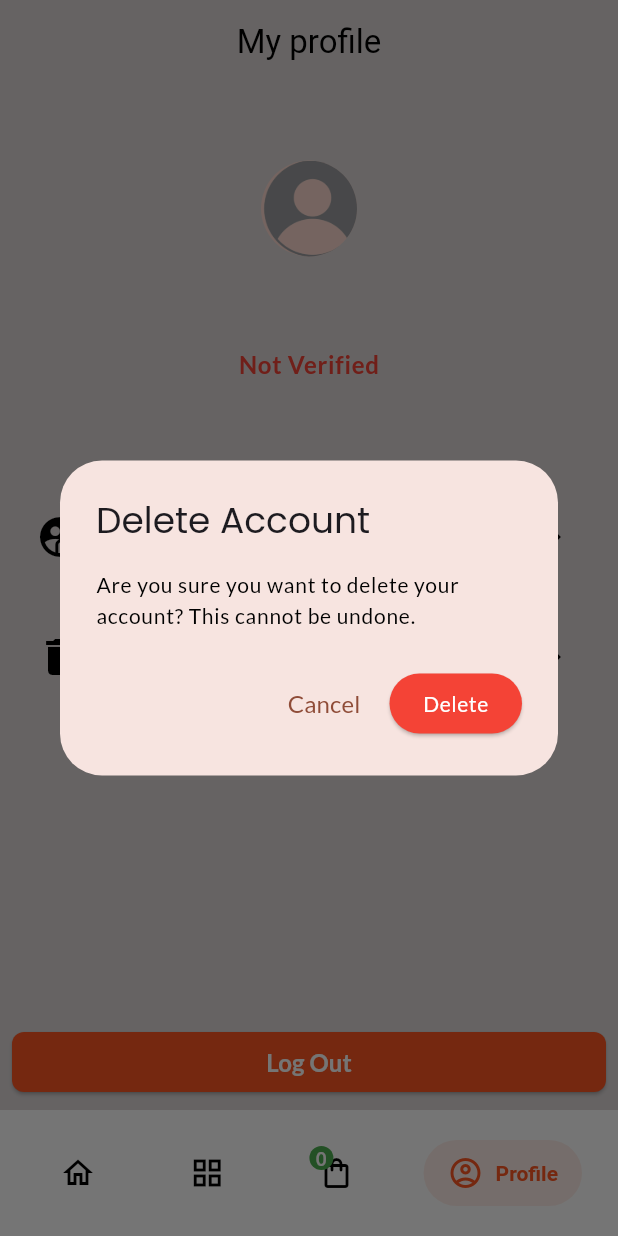
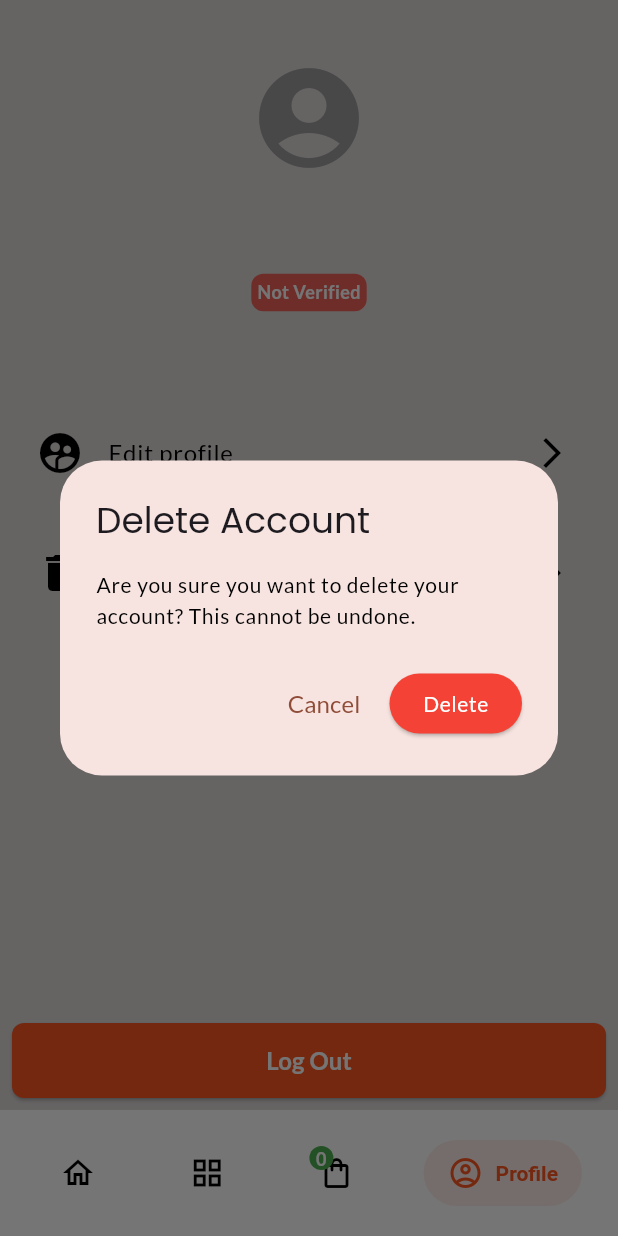
Before and after one commit to KabetEx/KabetEx, a Flutter app: the screen it shows once a user with an empty profile is signed in, item 4 of the bottom bar chosen, after a tap on "Delete account", on a phone screen of 412 x 824 dp. Run offline on Flutter 3.47's test engine with Material 3 defaults, Android fonts, the light colour scheme and no system bars; drawn by our look-alikes of salomon_bottom_bar; our stand-ins replace cached_network_image, carousel_slider, connectivity_plus, flutter_riverpod, flutter_switch, google_fonts and 6 more; accounts and stored records are empty.

Commit message:
optimized profile-page with FutureProvider

```diff
--- a/lib/features/auth/data/auth_services.dart
+++ b/lib/features/auth/data/auth_services.dart
@@ -67,15 +67,6 @@ class AuthService {
     }
   }
 
-  // ---------------- SIGN OUT ----------------
-  Future<void> signOut() async {
-    try {
-      await supabase.auth.signOut();
-      print('User signed out');
-    } catch (e) {
-      print('SignOut Error: $e');
-    }
-  }
 
   // ---------------- CREATE PROFILE ----------------
   Future<void> createProfile({
--- a/lib/features/cart/presentations/cart_page.dart
+++ b/lib/features/cart/presentations/cart_page.dart
@@ -27,7 +27,7 @@ class _CartPageState extends ConsumerState<CartPage> {
     ).format(totalCart);
 
     return Scaffold(
-    backgroundColor: Theme.of(context).scaffoldBackgroundColor,
+      backgroundColor: Theme.of(context).scaffoldBackgroundColor,
       body: SafeArea(
         child: Column(
           children: [
@@ -36,11 +36,7 @@ class _CartPageState extends ConsumerState<CartPage> {
                 padding: const EdgeInsetsGeometry.symmetric(vertical: 16),
                 child: Text(
                   'Your cart',
-                  style: Theme.of(context).textTheme.titleLarge!.copyWith(
-                    color: isDarkMode
-                        ? Colors.white
-                        : Theme.of(context).colorScheme.primary,
-                  ),
+                  style: Theme.of(context).appBarTheme.titleTextStyle,
                 ),
               ),
             ),
--- a/lib/features/categories/presentations/categories_page.dart
+++ b/lib/features/categories/presentations/categories_page.dart
@@ -20,9 +20,7 @@ class CategoriesPage extends ConsumerWidget {
               padding: const EdgeInsetsGeometry.symmetric(vertical: 16),
               child: Text(
                 'All categories',
-                style: Theme.of(context).textTheme.titleLarge!.copyWith(
-                  color: isDark ? Colors.white : Colors.deepOrange,
-                ),
+                style: Theme.of(context).appBarTheme.titleTextStyle,
               ),
             ),
           ),
--- a/lib/features/home/widgets/drawer.dart
+++ b/lib/features/home/widgets/drawer.dart
@@ -306,7 +306,7 @@ class _MydrawerState extends ConsumerState<Mydrawer> {
                   setState(() {
                     isSigningOut = true;
                   });
-                  authService.signOut();
+                  Supabase.instance.client.auth.signOut();
                   setState(() {
                     isSigningOut = true;
                     Navigator.push(
--- a/lib/features/profile/presentantion/profile_page.dart
+++ b/lib/features/profile/presentantion/profile_page.dart
@@ -3,9 +3,9 @@ import 'package:flutter_riverpod/flutter_riverpod.dart';
 import 'package:kabetex/common/slide_routing.dart';
 import 'package:kabetex/features/auth/data/auth_services.dart';
 import 'package:kabetex/features/auth/presentation/login.dart';
-import 'package:kabetex/features/profile/data/profile_services.dart';
 import 'package:kabetex/features/profile/presentantion/edit_profile.dart';
 import 'package:kabetex/features/profile/widgets/not_logged_In.dart';
+import 'package:kabetex/providers/home/profile_provider.dart';
 import 'package:kabetex/providers/nav_bar.dart';
 import 'package:kabetex/providers/theme_provider.dart';
 import 'package:supabase_flutter/supabase_flutter.dart';
@@ -17,50 +17,16 @@ class ProfilePage extends ConsumerStatefulWidget {
   ConsumerState<ProfilePage> createState() => _ProfilePageState();
 }
 
-class _ProfilePageState extends ConsumerState<ProfilePage>
-    with AutomaticKeepAliveClientMixin {
+class _ProfilePageState extends ConsumerState<ProfilePage> {
   final _user = Supabase.instance.client.auth.currentUser;
-  final _profileService = ProfileServices();
   final _authService = AuthService();
 
   String? fName;
   bool? isVerified;
   bool isDeleting = false;
+  bool isLoggingOut = false;
 
-  @override
-  void initState() {
-    super.initState();
-    _loadFname();
-    _loadVerification();
-  }
-
-  @override
-  bool get wantKeepAlive => true;
   bool get isLoggedIn => _user != null;
-
-  Future<void> _loadFname() async {
-    final name = await _profileService.getUserFname();
-    if (mounted) {
-      setState(() {
-        fName = name;
-      });
-    }
-  }
-
-  String getVerText() {
-    if (isVerified == null) return 'Loading...';
-    return isVerified! ? 'Verified' : 'Not Verified';
-  }
-
-  Future<void> _loadVerification() async {
-    final isVer = await _profileService.isVerified();
-    if (mounted) {
-      setState(() {
-        isVerified = isVer;
-      });
-      print(isVer);
-    }
-  }
 
   Future<bool?> showDeleteConfirmation(BuildContext context) async {
     return showDialog<bool>(
@@ -96,98 +62,91 @@ class _ProfilePageState extends ConsumerState<ProfilePage>
   @override
   Widget build(BuildContext context) {
     final isDark = ref.watch(isDarkModeProvider);
-    final tabs = ref.watch(tabsProvider);
-    super.build(context);
+    final asyncProfile = ref.watch(futureProfileProvider);
 
-    return Scaffold(
-      appBar: AppBar(
-        title: Text(
-          'My profile',
-          style: TextStyle(color: isDark ? null : Colors.black),
-        ),
-        centerTitle: true,
-        backgroundColor: isDark ? const Color.fromARGB(255, 165, 55, 21) : null,
-      ),
-      bottomNavigationBar: isLoggedIn
-          ? Padding(
-              padding: const EdgeInsets.symmetric(horizontal: 8.0, vertical: 8),
-              child: ElevatedButton(
-                style: ElevatedButton.styleFrom(
-                  backgroundColor: Colors.deepOrange,
-                  shape: RoundedRectangleBorder(
-                    borderRadius: BorderRadius.circular(8),
-                  ),
-                ),
-                onPressed: () {
-                  Supabase.instance.client.auth.signOut();
-                },
-                child: const Text(
-                  'Log Out',
-                  style: TextStyle(
-                    color: Colors.white,
-                    fontWeight: FontWeight.bold,
-                  ),
-                ),
-              ),
-            )
-          : null,
-      body: isLoggedIn
-          ? isDeleting
-                ? const Center(child: CircularProgressIndicator())
-                : Column(
+    // If not logged in, just return the NotLoggedIn widget
+    if (!isLoggedIn) return const NotLoggedIn();
+
+    return SafeArea(
+      child: Column(
         children: [
-                      //top container
+          if (isDeleting)
+            const Expanded(child: Center(child: CircularProgressIndicator()))
+          else ...[
+            // Top container
             Container(
               height: 250,
               width: double.infinity,
-                        decoration: BoxDecoration(
-                          color: isDark
-                              ? const Color.fromARGB(255, 165, 55, 21)
-                              : null,
-                        ),
+              decoration: BoxDecoration(color: isDark ? null : null),
+              child: Padding(
+                padding: const EdgeInsets.only(top: 32.0, bottom: 32),
                 child: Column(
                   mainAxisAlignment: MainAxisAlignment.center,
                   mainAxisSize: MainAxisSize.min,
-                          //crossAxisAlignment: CrossAxisAlignment.center,
                   children: [
-                            const CircleAvatar(
-                              backgroundImage: AssetImage(
-                                'assets/images/avatar1.png',
+                    const Icon(
+                      Icons.account_circle_rounded,
+                      size: 80,
+                      color: Colors.grey,
                     ),
-                              radius: 32,
-                            ), // to be worked on later...
                     const SizedBox(height: 16),
 
+                    asyncProfile.when(
+                      loading: () => const CircularProgressIndicator(),
+                      error: (e, st) => Text(
+                        'Error loading name',
+                        style: TextStyle(
+                          color: isDark ? Colors.red : Colors.red,
+                          fontStyle: FontStyle.italic,
+                        ),
+                      ),
+                      data: (data) {
+                        final fullName = data?['full_name'];
+                        final bool isVerified = data?['isVerified'] ?? false;
+
+                        return Column(
+                          children: [
                             Text(
-                              fName ?? 'loading...',
+                              fullName,
                               style: Theme.of(context).textTheme.bodyLarge!
                                   .copyWith(
+                                    fontWeight: FontWeight.bold,
                                     color: isDark ? Colors.white : Colors.black,
-                                    fontWeight: FontWeight.bold,
                                     fontSize: 24,
                                   ),
                             ),
                             const SizedBox(height: 8),
 
-                            Text(
-                              getVerText(),
-                              style: Theme.of(context).textTheme.bodyLarge!
-                                  .copyWith(
+                            Container(
+                              margin: const EdgeInsets.all(4),
+                              padding: const EdgeInsets.all(4),
+                              decoration: BoxDecoration(
+                                color: isVerified
+                                    ? Colors.green
+                                    : Colors.red.withAlpha(200),
+                                borderRadius: BorderRadius.circular(8),
+                              ),
+                              child: Text(
+                                isVerified ? 'Verified seller' : 'Not Verified',
+                                style: const TextStyle(
+                                  color: Colors.white,
+                                  fontSize: 12,
                                   fontWeight: FontWeight.bold,
-                                    color: isVerified == true
-                                        ? Colors.green
-                                        : isVerified == false
-                                        ? Colors.red
-                                        : Colors.grey, // if null
-                                    fontSize: 16,
+                                ),
                               ),
                             ),
                           ],
+                        );
+                      },
+                    ),
+                  ],
+                ),
               ),
             ),
 
             const SizedBox(height: 16),
 
+            // Edit profile tile
             Padding(
               padding: const EdgeInsets.all(8.0),
               child: InkWell(
@@ -195,8 +154,7 @@ class _ProfilePageState extends ConsumerState<ProfilePage>
                 child: ListTile(
                   title: Text(
                     'Edit profile',
-                              style: Theme.of(context).textTheme.bodyLarge!
-                                  .copyWith(
+                    style: Theme.of(context).textTheme.bodyLarge!.copyWith(
                       color: isDark ? Colors.white : Colors.black,
                       fontSize: 16,
                     ),
@@ -219,8 +177,10 @@ class _ProfilePageState extends ConsumerState<ProfilePage>
                 ),
               ),
             ),
+
             const SizedBox(height: 8),
 
+            // Delete account tile
             Padding(
               padding: const EdgeInsets.all(8.0),
               child: InkWell(
@@ -228,8 +188,7 @@ class _ProfilePageState extends ConsumerState<ProfilePage>
                 child: ListTile(
                   title: Text(
                     'Delete account',
-                              style: Theme.of(context).textTheme.bodyLarge!
-                                  .copyWith(
+                    style: Theme.of(context).textTheme.bodyLarge!.copyWith(
                       color: isDark ? Colors.white : Colors.black,
                       fontSize: 16,
                     ),
@@ -244,33 +203,24 @@ class _ProfilePageState extends ConsumerState<ProfilePage>
                     color: isDark ? Colors.white : Colors.black,
                   ),
                   onTap: () async {
-                              final confirmed = await showDeleteConfirmation(
-                                context,
-                              );
+                    final confirmed = await showDeleteConfirmation(context);
                     if (confirmed == true) {
                       setState(() => isDeleting = true);
                       final success = await _authService
                           .deleteUserFromSupabase();
                       if (success) {
-                                  // Sign out locally
                         await Supabase.instance.client.auth.signOut();
-                                  // Navigate to login page
                         Navigator.pushAndRemoveUntil(
                           context,
-                                    MaterialPageRoute(
-                                      builder: (_) => const LoginPage(),
-                                    ),
-                                    (route) =>
-                                        false, // removes all previous routes
+                          MaterialPageRoute(builder: (_) => const LoginPage()),
+                          (route) => false,
                         );
                         ref.read(tabsProvider.notifier).state = 0;
                         setState(() => isDeleting = false);
                       } else {
                         ScaffoldMessenger.of(context).showSnackBar(
                           const SnackBar(
-                                      content: Text(
-                                        'Failed to delete account.',
-                                      ),
+                            content: Text('Failed to delete account.'),
                           ),
                         );
                       }
@@ -281,9 +231,37 @@ class _ProfilePageState extends ConsumerState<ProfilePage>
             ),
 
             const Spacer(),
+
+            // Logout button at bottom
+            Padding(
+              padding: const EdgeInsets.all(8.0),
+              child: ElevatedButton(
+                style: ElevatedButton.styleFrom(
+                  backgroundColor: Colors.deepOrange,
+                  shape: RoundedRectangleBorder(
+                    borderRadius: BorderRadius.circular(8),
+                  ),
+                  minimumSize: const Size.fromHeight(50),
+                ),
+                onPressed: () {
+                  setState(() => isLoggingOut = true);
+                  Supabase.instance.client.auth.signOut();
+                  setState(() => isLoggingOut = false);
+                },
+                child: isLoggingOut
+                    ? const Center(child: CircularProgressIndicator())
+                    : const Text(
+                        'Log Out',
+                        style: TextStyle(
+                          color: Colors.white,
+                          fontWeight: FontWeight.bold,
+                        ),
+                      ),
+              ),
+            ),
           ],
-                  )
-          : const NotLoggedIn(),
+        ],
+      ),
     );
   }
 }
--- a/lib/main.dart
+++ b/lib/main.dart
@@ -71,9 +71,12 @@ class MyApp extends ConsumerWidget {
         appBarTheme: const AppBarThemeData().copyWith(
           backgroundColor: const Color.fromARGB(255, 222, 216, 216),
           centerTitle: true,
-          titleTextStyle: Theme.of(
-            context,
-          ).textTheme.titleLarge!.copyWith(color: Colors.white),
+          titleTextStyle: Theme.of(context).textTheme.titleLarge!.copyWith(
+            color: Colors.deepOrange,
+            fontWeight: FontWeight.bold,
+            fontSize: 32,
+            fontFamily: 'Poppins',
+          ),
           iconTheme: IconThemeData(
             color: isDarkMode
                 ? const Color.fromARGB(255, 237, 228, 225)
```
Lines whose indentation alone changed are shown as unchanged.
